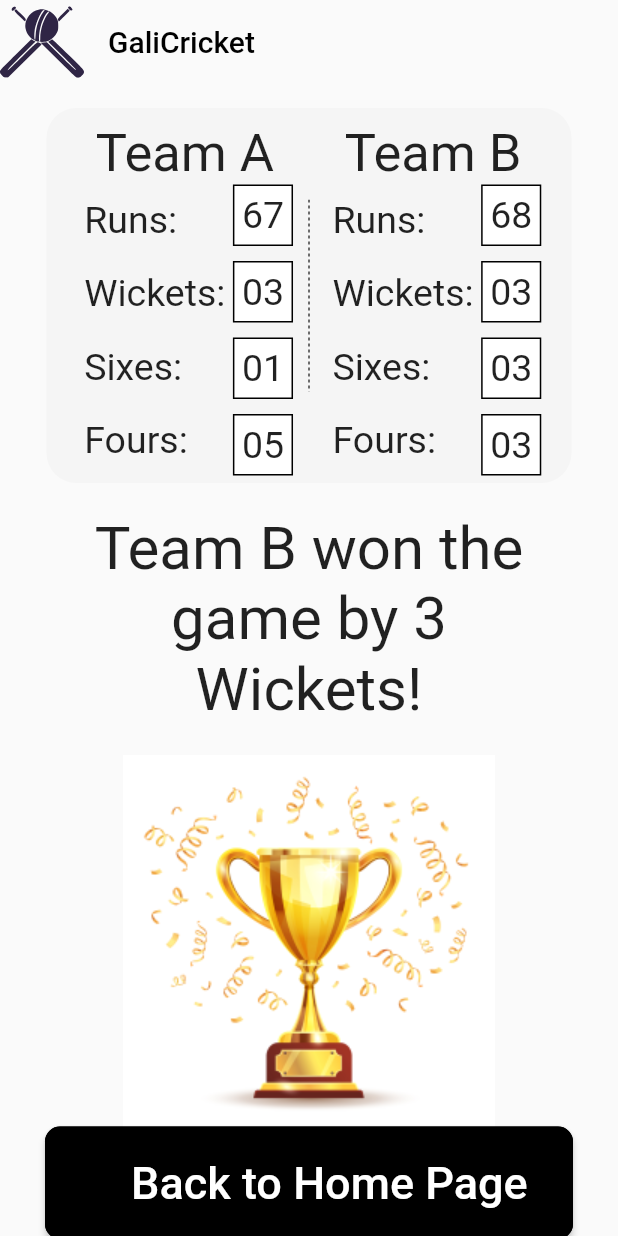
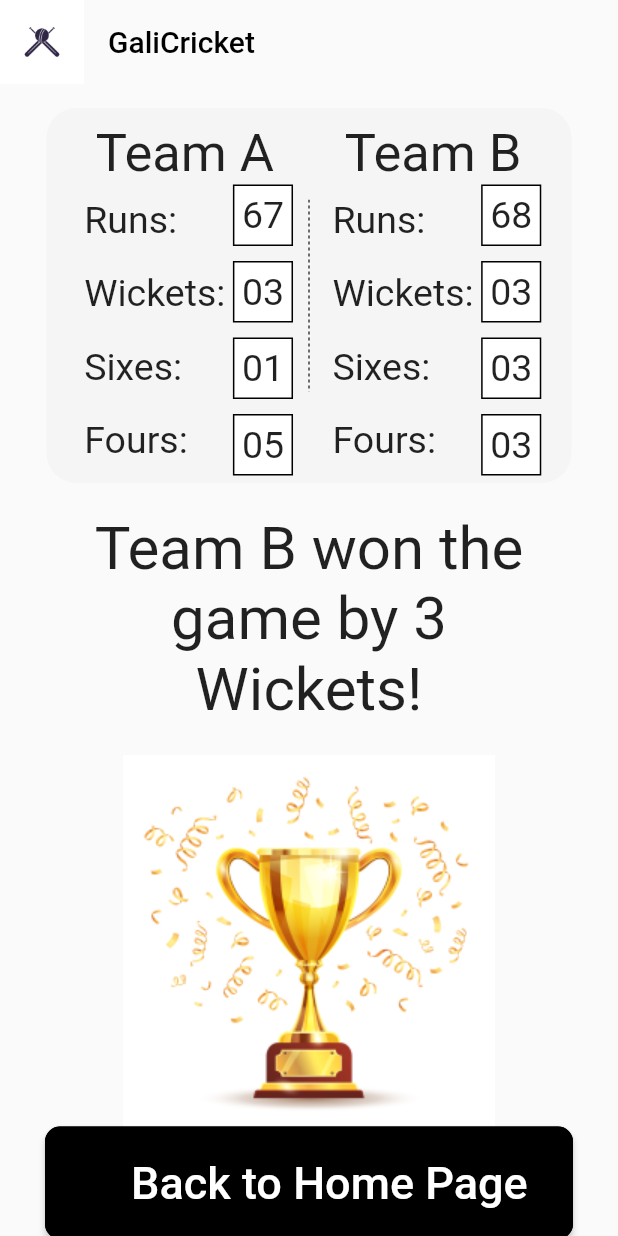
Before and after one commit to am-casper/GaliCricketApp, a Flutter app: the screen it shows after launch, on a phone screen of 412 x 824 dp. Run offline on Flutter 3.47's test engine with Material 2 defaults, Android fonts, the phone set to English and light mode, and no system bars; our stand-ins replace flutter_svg.

Commit message:
3rd commit

```diff
--- a/lib/main.dart
+++ b/lib/main.dart
@@ -207,8 +207,8 @@ class _MyHomePageState extends State<MyHomePage> {
     return Scaffold(
       appBar: AppBar(
 
-        leading: SvgPicture.asset(
-        "assets/iconofapp.svg"),
+        leading: Image.asset(
+        "assets/iconofapp.png"),
         backgroundColor: Colors.transparent,
         elevation: 0,
 
```
Also changed, not shown: assets/iconofapp.png (added), assets/iconofapp.svg.
